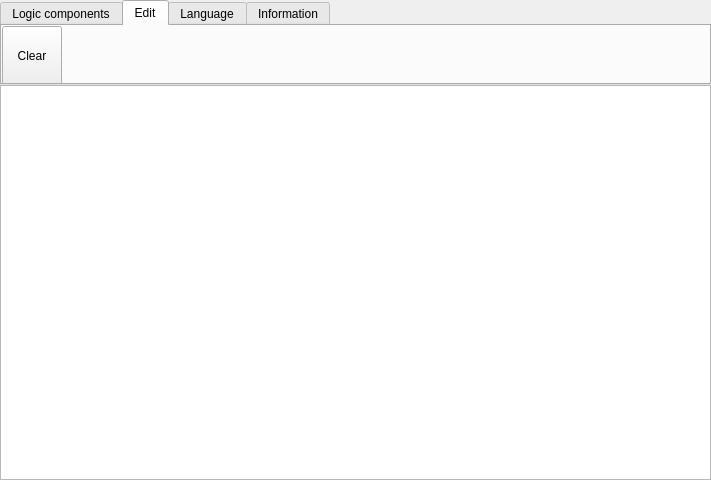
Qt form src/WindowMain.ui (oleynikov/Electronic-Sandbox) before a commit.
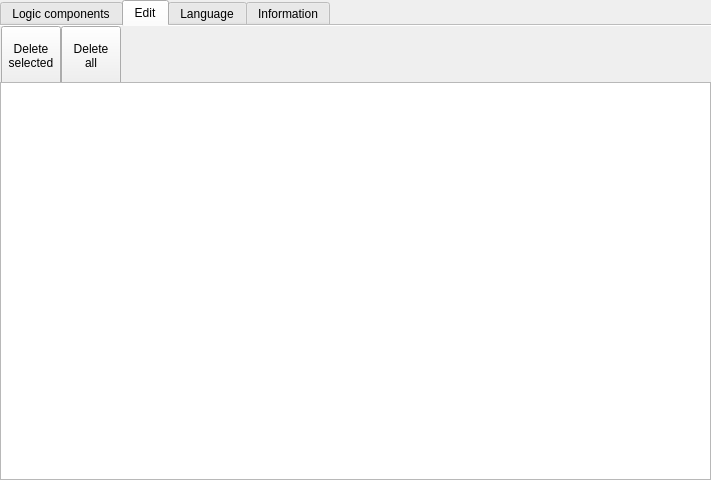
The same form after that commit. The open tabs and pages were chosen to show the change.

Patch:
```diff
--- a/src/WindowMain.ui
+++ b/src/WindowMain.ui
@@ -32,7 +32,7 @@
    <property name="spacing">
     <number>0</number>
    </property>
-   <item row="1" column="0">
+   <item row="2" column="0">
     <widget class="QGraphicsView" name="GraphicsView">
      <property name="sizePolicy">
       <sizepolicy hsizetype="Expanding" vsizetype="Expanding">
@@ -59,7 +59,7 @@
      <property name="maximumSize">
       <size>
        <width>16777215</width>
-       <height>85</height>
+       <height>82</height>
       </size>
      </property>
      <property name="tabPosition">
@@ -71,6 +71,21 @@
      <property name="currentIndex">
       <number>0</number>
      </property>
+     <property name="elideMode">
+      <enum>Qt::ElideNone</enum>
+     </property>
+     <property name="usesScrollButtons">
+      <bool>true</bool>
+     </property>
+     <property name="documentMode">
+      <bool>true</bool>
+     </property>
+     <property name="tabsClosable">
+      <bool>false</bool>
+     </property>
+     <property name="movable">
+      <bool>false</bool>
+     </property>
      <widget class="QWidget" name="TabElectronicComponents">
       <attribute name="title">
        <string>Logic components</string>
@@ -333,7 +348,7 @@
       <widget class="QPushButton" name="OperationClearAll">
        <property name="geometry">
         <rect>
-         <x>0</x>
+         <x>61</x>
          <y>0</y>
          <width>60</width>
          <height>60</height>
@@ -352,7 +367,37 @@
         </size>
        </property>
        <property name="text">
-        <string>Clear</string>
+        <string>Delete
+all</string>
+       </property>
+       <property name="flat">
+        <bool>false</bool>
+       </property>
+      </widget>
+      <widget class="QPushButton" name="DeleteSelected">
+       <property name="geometry">
+        <rect>
+         <x>1</x>
+         <y>0</y>
+         <width>60</width>
+         <height>60</height>
+        </rect>
+       </property>
+       <property name="minimumSize">
+        <size>
+         <width>60</width>
+         <height>60</height>
+        </size>
+       </property>
+       <property name="maximumSize">
+        <size>
+         <width>60</width>
+         <height>60</height>
+        </size>
+       </property>
+       <property name="text">
+        <string>Delete
+selected</string>
        </property>
        <property name="flat">
         <bool>false</bool>
```
Left out of the diff: 14 changed lines with no effect on the pictures.
